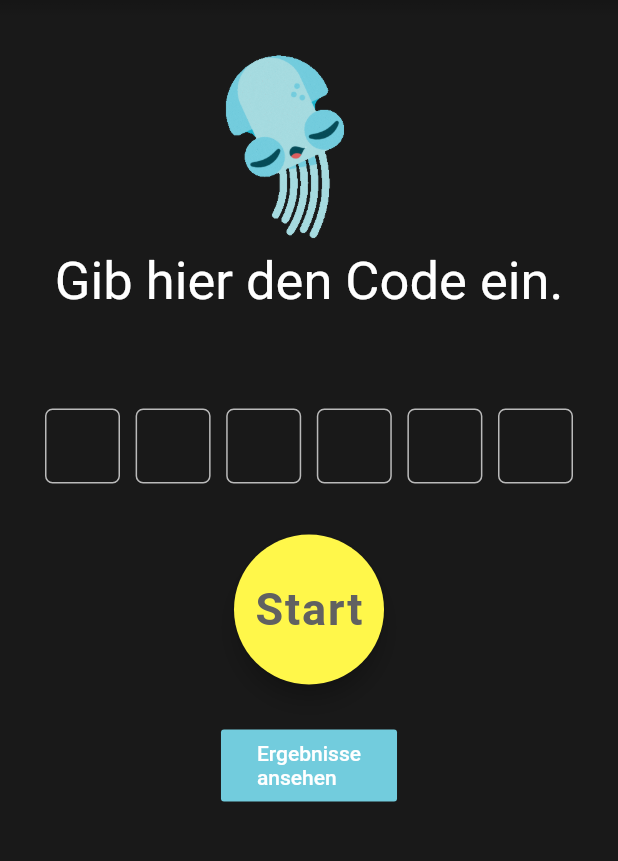
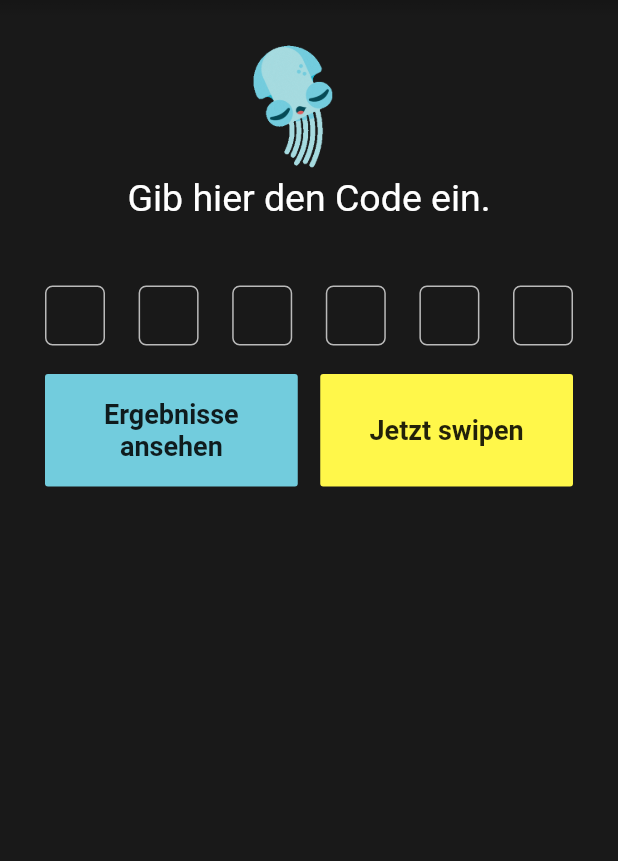
Before and after one commit to Loro23/ceenes, a Flutter app: the screen it shows after launch, after a tap on "Teilnehmen", on a phone screen of 412 x 824 dp, the part 79-940 px from its top. Run offline on Flutter 3.47's test engine with Material 2 defaults, Android fonts, the phone set to English and light mode, and no system bars; our stand-ins replace auto_size_text, chips_choice, cloud_firestore, expandable, firebase_analytics, firebase_core and 11 more; missing offline and left inert: clipboard, dart:html, dart:js, smart_select, tmdb_api; accounts and stored records are empty; statements that could not run were skipped.

Commit message:
Ergebnis anzeigen

```diff
--- a/lib/widgets/login_view.dart
+++ b/lib/widgets/login_view.dart
@@ -89,18 +89,18 @@ class _Login_viewState extends State<Login_view> {
                           children: [
                             Image.asset(
                               "assets/giphy_tired.gif",
-                              height: 150,
+                              height: 100,
                             ),
                             Padding(
-                              padding: const EdgeInsets.only(bottom: 30),
+                              padding: const EdgeInsets.only(bottom: 20),
                               child: Text(
                                 "Gib hier den Code ein.",
-                                style: TextStyle(fontSize: 35),
+                                style: TextStyle(fontSize: 25),
                                 textAlign: TextAlign.center,
                               ),
                             ),
                             Padding(
-                              padding: const EdgeInsets.only(top: 30),
+                              padding: const EdgeInsets.only(top: 20),
                               child: PinPut(
                                 textStyle: TextStyle(
                                     color: Colors.white,
@@ -108,8 +108,8 @@ class _Login_viewState extends State<Login_view> {
                                     fontSize: 30),
                                 pinAnimationType: PinAnimationType.slide,
                                 keyboardType: TextInputType.number,
-                                eachFieldWidth: 50,
-                                eachFieldHeight: 50,
+                                eachFieldWidth: 40,
+                                eachFieldHeight: 40,
                                 fieldsCount: 6,
                                 toolbarOptions: ToolbarOptions(
                                     paste: true,
@@ -135,13 +135,26 @@ class _Login_viewState extends State<Login_view> {
                                 ),
                               ),
                             ),
-                            Padding(
-                              padding: const EdgeInsets.all(30),
-                              child: SizedBox(
-                                height: 100,
-                                width: 100,
-                                child: FloatingActionButton(
-                                  heroTag: "14",
+                            SizedBox(
+                              height: 15,
+                            ),
+                            Row(
+                              children: [
+                                Expanded(
+                                  child: FlatButton(
+                                    height: 75,
+                                    color: blue_ceenes,
+                                    child: Padding(
+                                      padding: const EdgeInsets.all(5.0),
+                                      child: Text(
+                                        "Ergebnisse\nansehen",
+                                        style: TextStyle(
+                                            fontSize: 18,
+                                            color: Colors.black87,
+                                            fontWeight: FontWeight.w600),
+                                        textAlign: TextAlign.center,
+                                      ),
+                                    ),
                                     onPressed: () async {
                                       String sessionId = _controller.text;
                                       // print(sessionId);
@@ -157,7 +170,11 @@ class _Login_viewState extends State<Login_view> {
                                                   padding:
                                                       const EdgeInsets.all(8.0),
                                                   child:
-                                                    new CircularProgressIndicator(),
+                                                      new CircularProgressIndicator(
+                                                    valueColor:
+                                                        new AlwaysStoppedAnimation<
+                                                            Color>(blue_ceenes),
+                                                  ),
                                                 ),
                                                 Padding(
                                                   padding:
@@ -182,7 +199,8 @@ class _Login_viewState extends State<Login_view> {
                                                 children: [
                                                   Padding(
                                                     padding:
-                                                      const EdgeInsets.all(8.0),
+                                                        const EdgeInsets.all(
+                                                            8.0),
                                                     child: Icon(
                                                       Icons.error_outline,
                                                       color: Colors.red,
@@ -199,8 +217,101 @@ class _Login_viewState extends State<Login_view> {
                                                           style: TextStyle(
                                                             fontSize: 18,
                                                           ),
-                                                        overflow:
-                                                            TextOverflow.clip),
+                                                          overflow: TextOverflow
+                                                              .clip),
+                                                    ),
+                                                  ),
+                                                ],
+                                              ),
+                                            ),
+                                            context: context,
+                                          );
+                                        } else {
+                                          fetchMovies(int.parse(sessionId))
+                                              .whenComplete(() {
+                                            Navigator.of(context).push(
+                                                MaterialPageRoute(builder:
+                                                    (BuildContext context) {
+                                              return Review2(
+                                                  int.parse(sessionId),
+                                                  jsonDecode(movies_enc));
+                                            }));
+                                          });
+                                        }
+                                      });
+                                    },
+                                  ),
+                                ),
+                                SizedBox(
+                                  width: 15,
+                                ),
+                                Expanded(
+                                  child: FlatButton(
+                                    height: 75,
+                                    onPressed: () async {
+                                      String sessionId = _controller.text;
+                                      // print(sessionId);
+                                      showDialog(
+                                        context: context,
+                                        barrierDismissible: false,
+                                        builder: (BuildContext context) {
+                                          return Dialog(
+                                            child: new Row(
+                                              mainAxisSize: MainAxisSize.min,
+                                              children: [
+                                                Padding(
+                                                  padding:
+                                                      const EdgeInsets.all(8.0),
+                                                  child:
+                                                      new CircularProgressIndicator(
+                                                    valueColor:
+                                                        new AlwaysStoppedAnimation<
+                                                            Color>(blue_ceenes),
+                                                  ),
+                                                ),
+                                                Padding(
+                                                  padding:
+                                                      const EdgeInsets.all(8.0),
+                                                  child: new Text(
+                                                      "Prüfe eingabe..."),
+                                                ),
+                                              ],
+                                            ),
+                                          );
+                                        },
+                                      );
+                                      await checkCorrect(sessionId)
+                                          .then((exists) {
+                                        if (!exists) {
+                                          _sendAnalyticsEvent(
+                                              "Login View - Fehler bei Code Eingabe");
+                                          Navigator.pop(context);
+                                          showDialog(
+                                            child: Dialog(
+                                              child: Row(
+                                                children: [
+                                                  Padding(
+                                                    padding:
+                                                        const EdgeInsets.all(
+                                                            8.0),
+                                                    child: Icon(
+                                                      Icons.error_outline,
+                                                      color: Colors.red,
+                                                      size: 40,
+                                                    ),
+                                                  ),
+                                                  Expanded(
+                                                    child: Padding(
+                                                      padding:
+                                                          const EdgeInsets.all(
+                                                              8.0),
+                                                      child: new Text(
+                                                          "Bitte überprüfe deine Eingabe und gib den richtigen Code ein.",
+                                                          style: TextStyle(
+                                                            fontSize: 18,
+                                                          ),
+                                                          overflow: TextOverflow
+                                                              .clip),
                                                     ),
                                                   ),
                                                 ],
@@ -221,102 +332,24 @@ class _Login_viewState extends State<Login_view> {
                                         }
                                       });
                                     },
+
+                                    child: Padding(
+                                      padding: const EdgeInsets.all(5.0),
                                       child: Text(
-                                    "Start",
+                                        "Jetzt swipen",
                                         style: TextStyle(
-                                        fontSize: 30,
-                                        color: Colors.grey[700],
+                                            fontSize: 18,
+                                            color: Colors.black87,
                                             fontWeight: FontWeight.w600),
+                                        textAlign: TextAlign.center,
                                       ),
-                                  backgroundColor: primary_color,
+                                    ),
+                                    color: primary_color,
                                     //label: Text("Start"),
                                   ),
                                 ),
-                            ),
-                            FlatButton(
-                                onPressed: () async {
-                                  String sessionId = _controller.text;
-                                  // print(sessionId);
-
-                                  showDialog(
-                                    context: context,
-                                    barrierDismissible: false,
-                                    builder: (BuildContext context) {
-                                      return Dialog(
-                                        child: new Row(
-                                          mainAxisSize: MainAxisSize.min,
-                                          children: [
-                                            Padding(
-                                              padding:
-                                                  const EdgeInsets.all(8.0),
-                                              child:
-                                                  new CircularProgressIndicator(),
-                                            ),
-                                            Padding(
-                                              padding:
-                                                  const EdgeInsets.all(8.0),
-                                              child:
-                                                  new Text("Prüfe eingabe..."),
-                                            ),
                               ],
-                                        ),
-                                      );
-                                    },
-                                  );
-                                  await checkCorrect(sessionId).then((exists) {
-                                    if (!exists) {
-                                      _sendAnalyticsEvent(
-                                          "Login View - Fehler bei Code Eingabe");
-                                      Navigator.pop(context);
-                                      showDialog(
-                                        child: Dialog(
-                                          child: Row(
-                                            children: [
-                                              Padding(
-                                                padding:
-                                                    const EdgeInsets.all(8.0),
-                                                child: Icon(
-                                                  Icons.error_outline,
-                                                  color: Colors.red,
-                                                  size: 40,
-                                                ),
-                                              ),
-                                              Expanded(
-                                                child: Padding(
-                                                  padding:
-                                                      const EdgeInsets.all(8.0),
-                                                  child: new Text(
-                                                      "Bitte überprüfe deine Eingabe und gib den richtigen Code ein.",
-                                                      style: TextStyle(
-                                                        fontSize: 18,
-                                                      ),
-                                                      overflow:
-                                                          TextOverflow.clip),
-                                                ),
-                                              ),
-                                            ],
-                                          ),
-                                        ),
-                                        context: context,
-                                      );
-                                    } else {
-                                      fetchMovies(int.parse(sessionId))
-                                          .whenComplete(() {
-                                        Navigator.of(context).push(
-                                            MaterialPageRoute(builder:
-                                                (BuildContext context) {
-                                          return Review2(int.parse(sessionId),
-                                              jsonDecode(movies_enc));
-                                        }));
-                                      });
-                                    }
-                                  });
-                                },
-                                color: blue_ceenes,
-                                child: Padding(
-                                  padding: const EdgeInsets.all(8.0),
-                                  child: Text("Ergebnisse\nansehen"),
-                                ))
+                            )
                           ],
                         ),
                       ),
--- a/lib/widgets/start_view.dart
+++ b/lib/widgets/start_view.dart
@@ -7,7 +7,6 @@ import 'package:ceenes_prototype/widgets/admin/create_view.dart';
 import 'package:ceenes_prototype/widgets/license_view.dart';
 import 'package:ceenes_prototype/widgets/login_view.dart';
 import 'package:ceenes_prototype/widgets/privacy.dart';
-import 'package:ceenes_prototype/widgets/swipe_view.dart';
 import 'package:firebase_analytics/firebase_analytics.dart';
 import 'package:firebase_analytics/observer.dart';
 import 'package:flutter/cupertino.dart';
@@ -19,7 +18,7 @@ import 'package:url_launcher/url_launcher.dart';
 bool consent = false;
 
 class StartView extends StatefulWidget {
-  StartView({this.analytics, this.observer}) : super(key: key);
+  StartView({this.analytics, this.observer});
 
   final FirebaseAnalytics analytics;
   final FirebaseAnalyticsObserver observer;
@@ -124,14 +123,6 @@ class _StartViewState extends State<StartView> {
   void initState() {
     super.initState();
     _sendAnalyticsEvent("Start View - Init State");
-  }
-
-  bool firstCall = true;
-
-  BuildContext contextMain;
-
-  @override
-  Widget build(BuildContext context) {
     if (js.context.callMethod("getCookie", ["acceptedAllCookies"]) != "true") {
       Timer(Duration(milliseconds: 100), () {
         showModalBottomSheet(
@@ -456,7 +447,14 @@ class _StartViewState extends State<StartView> {
       });
       firstCall = false;
     }
+  }
 
+  bool firstCall = true;
+
+  BuildContext contextMain;
+
+  @override
+  Widget build(BuildContext context) {
     return Material(
       color: backgroundcolor_dark,
       child: Stack(
@@ -629,7 +627,7 @@ class _StartViewState extends State<StartView> {
                                 ),
                               ),
                               Padding(
-                                padding: const EdgeInsets.only(top: 50),
+                                padding: const EdgeInsets.only(top: 30),
                                 child: Column(
                                   crossAxisAlignment: CrossAxisAlignment.start,
                                   children: [
```
Also changed, not shown: 1 other file. Lines whose indentation alone changed are shown as unchanged.
